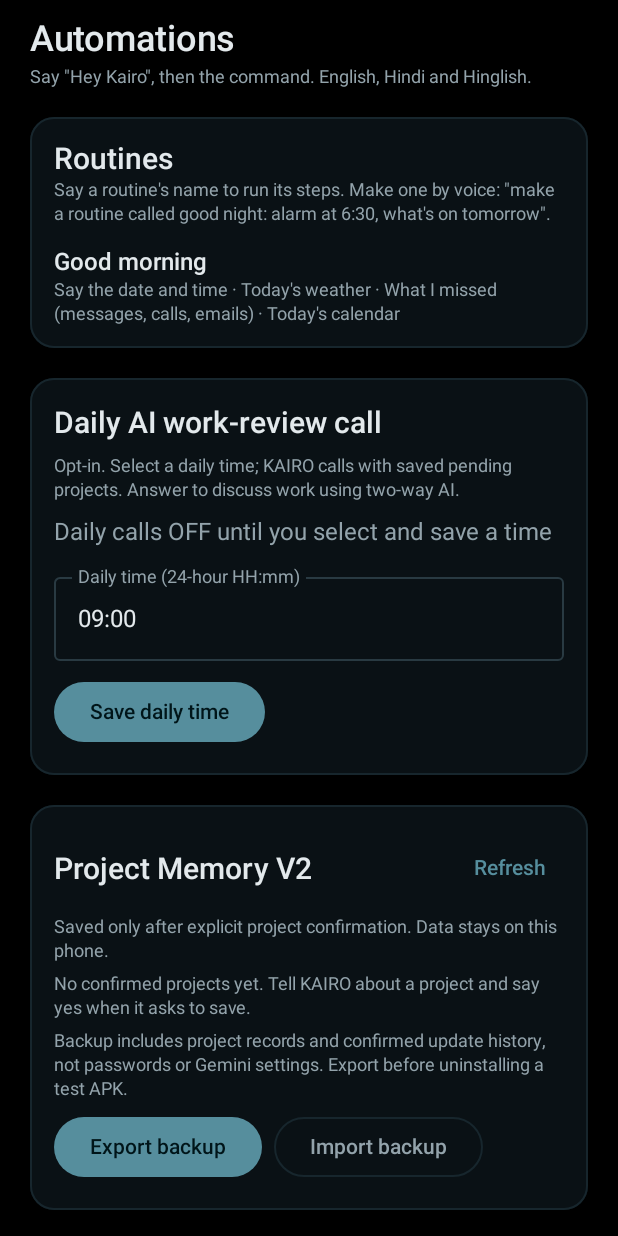
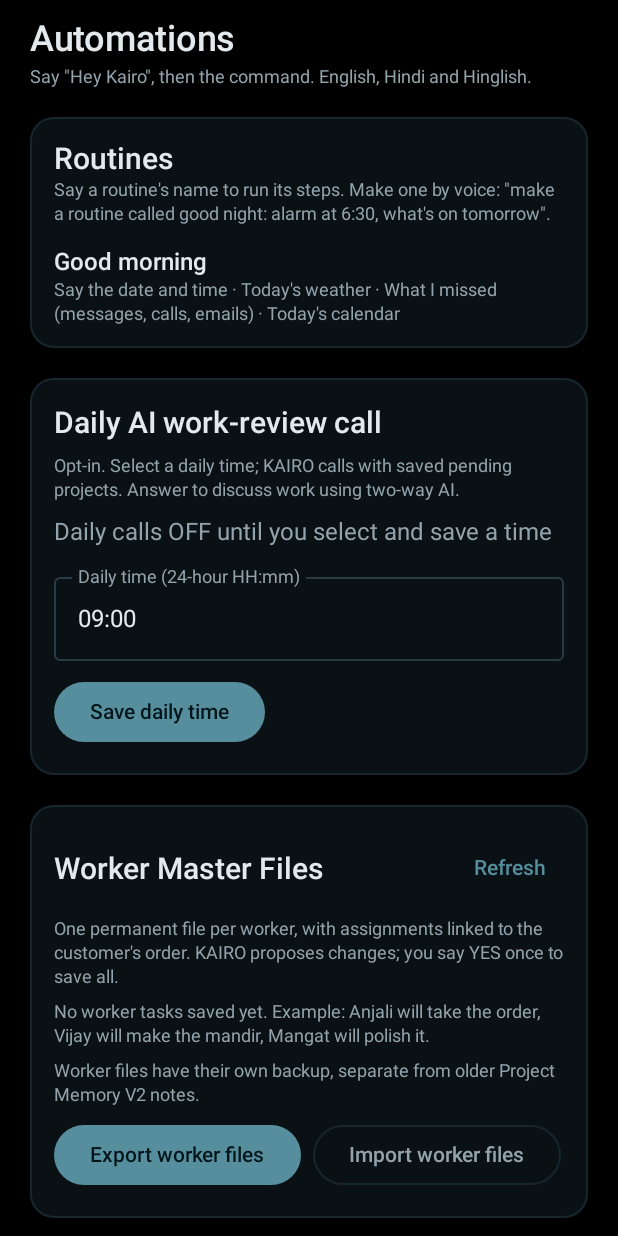
Before and after one commit to KAIRO-01/P1, an Android app built with Jetpack Compose: the composable AutomationsScreen shown on its own in the app's theme, on a phone screen of 412 x 824 dp. Run offline under Robolectric (Android 15) with nearby library versions, the phone set to English and light mode, and no system bars.

Commit message:
Show per-worker master files, pending Yes button and private worker backups

```diff
--- a/app/src/main/java/app/shilex/android/ui/AutomationsScreen.kt
+++ b/app/src/main/java/app/shilex/android/ui/AutomationsScreen.kt
@@ -23,6 +23,9 @@ import androidx.compose.material3.OutlinedButton
 import androidx.compose.material3.OutlinedTextField
 import app.shilex.android.reminders.DailyReview
 import app.shilex.android.memory.ProjectMemory
+import app.shilex.android.memory.WorkMemory
+import app.shilex.android.memory.WorkApproval
+import app.shilex.android.reminders.CallRetryManager
 import android.Manifest
 import android.content.Intent
 import android.content.pm.PackageManager
@@ -95,6 +98,7 @@ fun AutomationsScreen() {
         }
         Routines()
         DailyReviewSetup()
+        WorkerFiles()
         ProjectMemorySummary()
         ReminderPreview()
         Group("On this phone", "Works without internet and doesn't use your Gemini key.", Accent, "Local", LOCAL)
@@ -357,3 +361,114 @@ private fun ProjectMemorySummary() {
         }
     }
 }
+
+
+/** A real, searchable master record per worker; one order can have many workers. */
+@Composable
+private fun WorkerFiles() {
+    val context = LocalContext.current
+    val store = remember(context) { WorkMemory(context) }
+    var workers by remember { mutableStateOf(store.workers()) }
+    var jobs by remember { mutableStateOf(store.tasks()) }
+    var pending by remember { mutableStateOf(WorkApproval.preview()) }
+    var message by remember { mutableStateOf("") }
+    var backupToRestore by remember { mutableStateOf<String?>(null) }
+
+    fun refresh() {
+        workers = store.workers()
+        jobs = store.tasks()
+        pending = WorkApproval.preview()
+    }
+
+    val export = rememberLauncherForActivityResult(
+        ActivityResultContracts.CreateDocument("application/json"),
+    ) { uri ->
+        if (uri != null) {
+            runCatching {
+                val output = context.contentResolver.openOutputStream(uri)
+                    ?: error("Could not open export file")
+                output.bufferedWriter().use { it.write(store.exportJson()) }
+            }.onSuccess { message = "Worker files exported. Keep this backup private." }
+                .onFailure { message = "Export failed: " + (it.message ?: "unknown error") }
+        }
+    }
+    val import = rememberLauncherForActivityResult(ActivityResultContracts.OpenDocument()) { uri ->
+        if (uri != null) {
+            runCatching {
+                val input = context.contentResolver.openInputStream(uri) ?: error("Cannot read backup")
+                val data = input.bufferedReader().use { it.readText() }
+                require(data.length <= 2_000_000)
+                val root = JSONObject(data)
+                require(root.optString("format") == "KAIRO_WORKERS_V1") { "Wrong backup format" }
+                data to root.getJSONArray("assignments").length()
+            }.onSuccess { (raw, count) ->
+                backupToRestore = raw
+                message = "Restore " + count + " saved worker tasks? Confirm below. Existing matching tasks may change."
+            }.onFailure { message = "Invalid backup: " + (it.message ?: "unknown error") }
+        }
+    }
+
+    LifecycleResumeEffect(Unit) {
+        refresh()
+        onPauseOrDispose {}
+    }
+    Section(null) {
+        Column(Modifier.padding(vertical = 12.dp), verticalArrangement = Arrangement.spacedBy(9.dp)) {
+            Row(Modifier.fillMaxWidth(), verticalAlignment = Alignment.CenterVertically) {
+                Text("Worker Master Files", style = MaterialTheme.typography.titleLarge, modifier = Modifier.weight(1f))
+                TextButton(onClick = { refresh() }) { Text("Refresh") }
+            }
+            Text("One permanent file per worker, with assignments linked to the customer's order. KAIRO proposes changes; you say YES once to save all.",
+                style = MaterialTheme.typography.bodySmall, color = Muted)
+            if (pending != null) {
+                Text("WAITING FOR CONFIRMATION: " + pending,
+                    style = MaterialTheme.typography.bodyMedium)
+                Row(horizontalArrangement = Arrangement.spacedBy(8.dp)) {
+                    Button(onClick = {
+                        message = WorkApproval.approveTap(context)
+                        refresh()
+                    }) { Text("Yes, save tasks") }
+                    OutlinedButton(onClick = {
+                        WorkApproval.discard()
+                        message = "Proposal rejected. Nothing saved."
+                        refresh()
+                    }) { Text("No, correct") }
+                }
+            }
+            if (workers.isEmpty()) {
+                Text("No worker tasks saved yet. Example: Anjali will take the order, Vijay will make the mandir, Mangat will polish it.",
+                    style = MaterialTheme.typography.bodySmall, color = Muted)
+            }
+            workers.take(40).forEach { worker ->
+                val assigned = jobs.filter { it.worker.equals(worker, true) }
+                InfoRow(worker + " (" + assigned.size + " tasks)",
+                    assigned.take(5).joinToString(" · ") {
+                        "#" + it.id + " " + it.work + " / " + it.order +
+                            if (it.due.isNotBlank()) " / due " + it.due else ""
+                    }.ifBlank { "No assignments" })
+            }
+            Text("Worker files have their own backup, separate from older Project Memory V2 notes.",
+                style = MaterialTheme.typography.bodySmall, color = Muted)
+            Row(horizontalArrangement = Arrangement.spacedBy(8.dp)) {
+                Button(onClick = { export.launch("kairo-worker-files.json") }) { Text("Export worker files") }
+                OutlinedButton(onClick = { import.launch(arrayOf("application/json", "text/plain")) }) { Text("Import worker files") }
+            }
+            if (backupToRestore != null) {
+                Row(horizontalArrangement = Arrangement.spacedBy(8.dp)) {
+                    Button(onClick = {
+                        val raw = backupToRestore
+                        if (raw != null) {
+                            runCatching { store.importJson(raw) }
+                                .onSuccess { message = "Restored " + it + " worker tasks."; backupToRestore = null; refresh() }
+                                .onFailure { message = "Restore failed: " + (it.message ?: "unknown error") }
+                        }
+                    }) { Text("Confirm restore") }
+                    OutlinedButton(onClick = { backupToRestore = null; message = "Restore cancelled." }) {
+                        Text("Cancel")
+                    }
+                }
+            }
+            if (message.isNotBlank()) Text(message, style = MaterialTheme.typography.bodySmall)
+        }
+    }
+}
```
